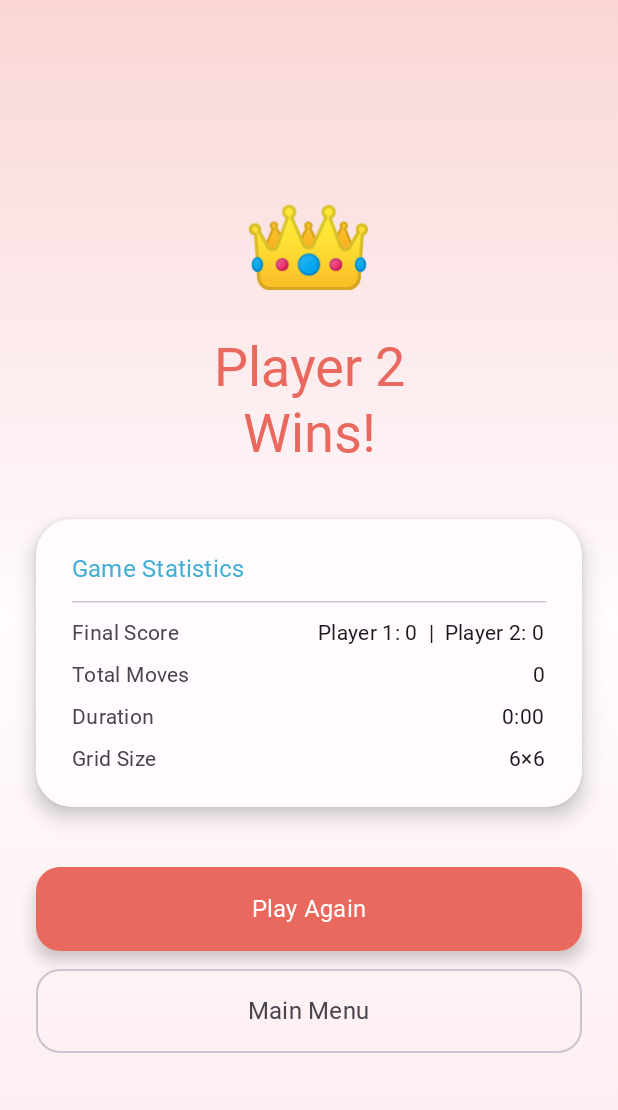
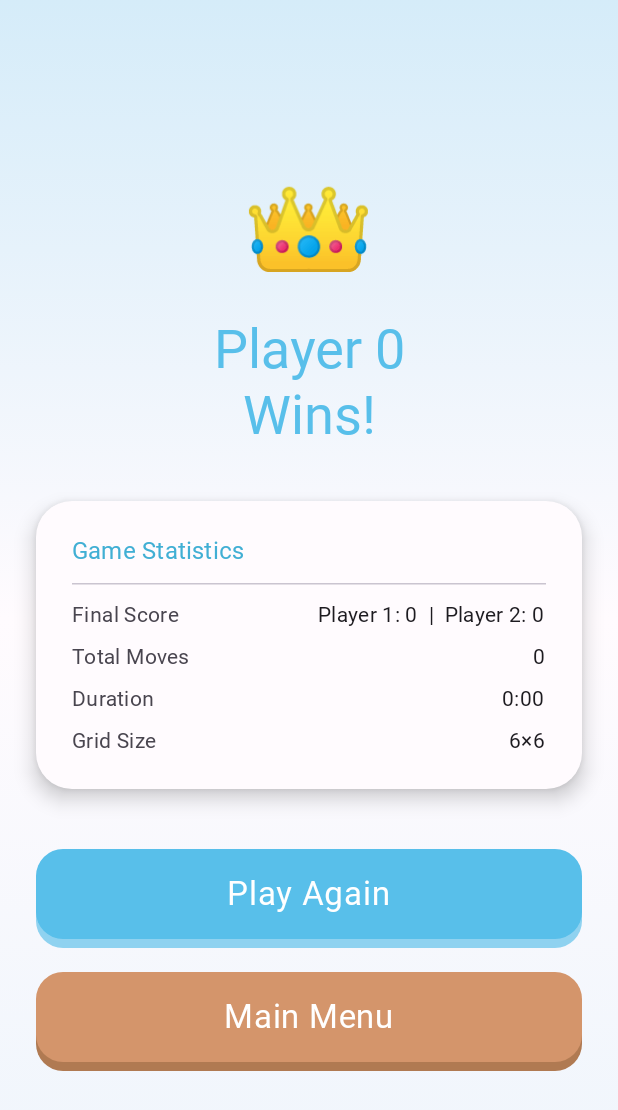
Before and after one commit to blueedgetechno/chainreaction, an Android app built with Jetpack Compose: the composable GameEndScreen called with empty values, on a phone screen of 412 x 824 dp. Shown: the top 1110 px of the screen. Run offline under Robolectric (Android 15) with nearby library versions, the phone set to English and light mode, and no system bars; Roboto replaces fonts that are not available here.

Commit message:
Fix multi-player turn rotation, victory circular animation, and 3D button consistency
Co-authored-by: blueedgetechno <54899800+blueedgetechno@users.noreply.github.com>

```diff
--- a/app/src/main/java/com/blueedge/chainreaction/data/GameConfig.kt
+++ b/app/src/main/java/com/blueedge/chainreaction/data/GameConfig.kt
@@ -14,6 +14,7 @@ enum class AppFont(val displayName: String) {
 object GameConfig {
     var gameMode: GameMode = GameMode.LOCAL_MULTIPLAYER
     var gridSize: Int = 6
+    var numPlayers: Int = 2
     var player1Name: String = "Player 1"
     var player1ColorIndex: Int = 0
     var player2Name: String = "Player 2"
@@ -24,4 +25,17 @@ object GameConfig {
     var musicEnabled by mutableStateOf(true)
     var appFont by mutableStateOf(AppFont.COMIC_RELIEF)
     var language by mutableStateOf("English")
+
+    fun getPlayers(): List<PlayerInfo> {
+        return if (gameMode == GameMode.VS_BOT) {
+            listOf(
+                PlayerInfo(1, player1Name, player1ColorIndex),
+                PlayerInfo(2, player2Name, player2ColorIndex, isBot = true)
+            )
+        } else {
+            (1..numPlayers).map { i ->
+                PlayerInfo(i, "Player $i", i - 1)
+            }
+        }
+    }
 }
--- a/app/src/main/java/com/blueedge/chainreaction/ui/screens/GameEndScreen.kt
+++ b/app/src/main/java/com/blueedge/chainreaction/ui/screens/GameEndScreen.kt
@@ -1,30 +1,37 @@
 package com.blueedge.chainreaction.ui.screens
 
+import androidx.compose.animation.core.animateDpAsState
+import androidx.compose.animation.core.tween
 import androidx.compose.foundation.background
+import androidx.compose.foundation.clickable
+import androidx.compose.foundation.interaction.MutableInteractionSource
+import androidx.compose.foundation.interaction.collectIsPressedAsState
 import androidx.compose.foundation.layout.Arrangement
 import androidx.compose.foundation.layout.Box
 import androidx.compose.foundation.layout.Column
-import androidx.compose.foundation.layout.Row
 import androidx.compose.foundation.layout.Spacer
 import androidx.compose.foundation.layout.fillMaxSize
 import androidx.compose.foundation.layout.fillMaxWidth
 import androidx.compose.foundation.layout.height
+import androidx.compose.foundation.layout.offset
 import androidx.compose.foundation.layout.padding
 import androidx.compose.foundation.shape.RoundedCornerShape
-import androidx.compose.material3.Button
-import androidx.compose.material3.ButtonDefaults
 import androidx.compose.material3.Card
 import androidx.compose.material3.CardDefaults
 import androidx.compose.material3.HorizontalDivider
 import androidx.compose.material3.MaterialTheme
-import androidx.compose.material3.OutlinedButton
 import androidx.compose.material3.Text
 import androidx.compose.runtime.Composable
+import androidx.compose.runtime.getValue
+import androidx.compose.runtime.remember
 import androidx.compose.ui.Alignment
 import androidx.compose.ui.Modifier
+import androidx.compose.ui.draw.clip
 import androidx.compose.ui.graphics.Brush
+import androidx.compose.ui.graphics.Color
 import androidx.compose.ui.text.font.FontWeight
 import androidx.compose.ui.text.style.TextAlign
+import androidx.compose.ui.unit.Dp
 import androidx.compose.ui.unit.dp
 import androidx.compose.ui.unit.sp
 import com.blueedge.chainreaction.data.GameConfig
@@ -40,9 +47,10 @@ fun GameEndScreen(
     onPlayAgain: () -> Unit,
     onMainMenu: () -> Unit
 ) {
-    val winnerName = if (winnerId == 1) GameConfig.player1Name else GameConfig.player2Name
-    val winnerColorIndex = if (winnerId == 1) GameConfig.player1ColorIndex else GameConfig.player2ColorIndex
-    val winnerColor = PlayerColors.getOrElse(winnerColorIndex) { PlayerColors[0] }
+    val players = GameConfig.getPlayers()
+    val winner = players.firstOrNull { it.id == winnerId }
+    val winnerName = winner?.name ?: "Player $winnerId"
+    val winnerColor = PlayerColors.getOrElse((winner?.colorIndex ?: 0)) { PlayerColors[0] }
 
     Box(
         modifier = Modifier
@@ -133,47 +141,87 @@ fun GameEndScreen(
 
             Spacer(Modifier.height(40.dp))
 
-            // Play Again button
-            Button(
+            // Play Again button — 3D raised style
+            Raised3DButton(
+                text = "Play Again",
                 onClick = onPlayAgain,
-                modifier = Modifier
-                    .fillMaxWidth()
-                    .height(56.dp),
-                shape = RoundedCornerShape(16.dp),
-                colors = ButtonDefaults.buttonColors(
-                    containerColor = winnerColor
+                mainColor = winnerColor,
+                shadowColor = winnerColor.copy(alpha = 0.65f),
+                modifier = Modifier.fillMaxWidth()
+            )
+
+            Spacer(Modifier.height(16.dp))
+
+            // Main Menu button — 3D raised style
+            Raised3DButton(
+                text = "Main Menu",
+                onClick = onMainMenu,
+                mainColor = Color(0xFFD4956B),
+                shadowColor = Color(0xFFB07A52),
+                modifier = Modifier.fillMaxWidth()
+            )
+        }
+    }
+}
+
+@Composable
+private fun Raised3DButton(
+    text: String,
+    onClick: () -> Unit,
+    mainColor: Color,
+    shadowColor: Color,
+    modifier: Modifier = Modifier,
+    shadowHeight: Dp = 6.dp
+) {
+    val interactionSource = remember { MutableInteractionSource() }
+    val isPressed by interactionSource.collectIsPressedAsState()
+    val yOffset by animateDpAsState(
+        targetValue = if (isPressed) shadowHeight else 0.dp,
+        animationSpec = tween(durationMillis = 80),
+        label = "buttonPress"
+    )
+
+    Box(
+        modifier = modifier.height(66.dp),
+        contentAlignment = Alignment.TopCenter
+    ) {
+        // Shadow layer
+        Box(
+            modifier = Modifier
+                .fillMaxWidth()
+                .height(60.dp)
+                .align(Alignment.BottomCenter)
+                .clip(RoundedCornerShape(18.dp))
+                .background(shadowColor)
+        )
+        // Main button layer
+        Box(
+            modifier = Modifier
+                .fillMaxWidth()
+                .height(60.dp)
+                .offset(y = yOffset)
+                .clip(RoundedCornerShape(18.dp))
+                .background(mainColor)
+                .clickable(
+                    interactionSource = interactionSource,
+                    indication = null,
+                    onClick = onClick
                 ),
-                elevation = ButtonDefaults.buttonElevation(defaultElevation = 6.dp)
-            ) {
-                Text(
-                    "Play Again",
-                    style = MaterialTheme.typography.titleMedium,
-                    fontWeight = FontWeight.Bold
-                )
-            }
-
-            Spacer(Modifier.height(12.dp))
-
-            // Main Menu button
-            OutlinedButton(
-                onClick = onMainMenu,
-                modifier = Modifier
-                    .fillMaxWidth()
-                    .height(56.dp),
-                shape = RoundedCornerShape(16.dp)
-            ) {
-                Text(
-                    "Main Menu",
-                    style = MaterialTheme.typography.titleMedium
-                )
-            }
+            contentAlignment = Alignment.Center
+        ) {
+            Text(
+                text = text,
+                color = Color.White,
+                fontSize = 22.sp,
+                fontWeight = FontWeight.ExtraBold
+            )
         }
     }
 }
 
 @Composable
 private fun StatRow(label: String, value: String) {
-    Row(
+    androidx.compose.foundation.layout.Row(
         modifier = Modifier.fillMaxWidth(),
         horizontalArrangement = Arrangement.SpaceBetween,
         verticalAlignment = Alignment.CenterVertically
--- a/app/src/main/java/com/blueedge/chainreaction/ui/screens/GameSetupScreen.kt
+++ b/app/src/main/java/com/blueedge/chainreaction/ui/screens/GameSetupScreen.kt
@@ -158,18 +158,18 @@ fun GameSetupScreen(
                         this.gameMode = gameMode
                         this.gridSize = localGridSize
                         if (gameMode == GameMode.VS_BOT) {
+                            this.numPlayers = 2
                             this.player1Name = "Player 1"
                             this.player1ColorIndex = 0  // Blue
                             this.player2Name = "Bot"
                             this.player2ColorIndex = 1  // Red
                             this.botDifficulty = botDifficulty
                         } else {
-                            // Fixed player names and colors in order
+                            this.numPlayers = numPlayers
                             this.player1Name = "Player 1"
                             this.player1ColorIndex = 0
                             this.player2Name = "Player 2"
                             this.player2ColorIndex = 1
-                            // Store numPlayers for future multi-player support
                         }
                     }
                     onStartGame()
```
Also changed, not shown: app/src/main/java/com/blueedge/chainreaction/data/Models.kt (+6 -3 lines), app/src/main/java/com/blueedge/chainreaction/ui/components/GameGrid.kt (+6 -13 lines), app/src/main/java/com/blueedge/chainreaction/ui/game/GameViewModel.kt (+42 -23 lines), app/src/main/java/com/blueedge/chainreaction/ui/screens/GameBoardScreen.kt (+139 -152 lines).
